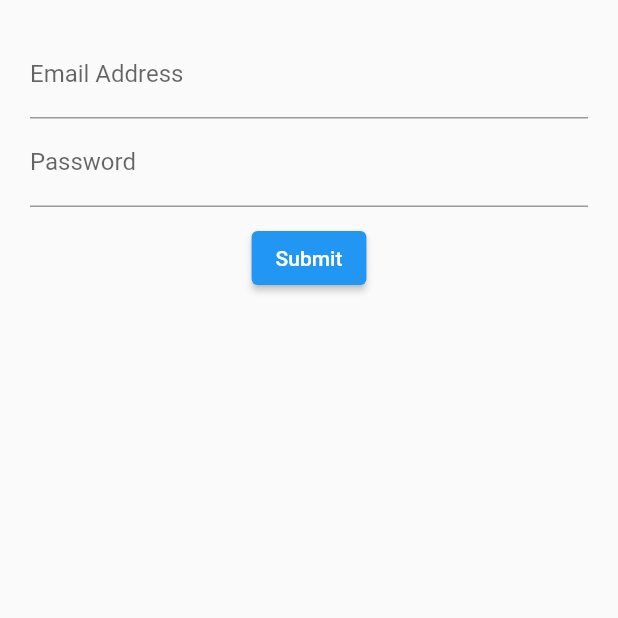
After one commit to sibanjar/flutter-3-learn, a Flutter app: the LoginWithBloc screen opened directly, on a phone screen of 412 x 824 dp, the top half of it. The commit adds this screen. Run offline on Flutter 3.47's test engine with Material 2 defaults, Android fonts, the phone set to English and light mode, and no system bars; our stand-ins replace sqflite, url_launcher_web; accounts and stored records are empty.

Commit message:
added bloc single global instance.

```diff
--- /dev/null
+++ b/lib/blocs/bloc.dart
@@ -0,0 +1,27 @@
+import 'dart:async';
+import 'validators.dart';
+
+// class Bloc extends Validators {
+// class Bloc with Validators {
+class Bloc extends Object with Validators {
+  final _email = StreamController<String>();
+  final _password = StreamController<String>();
+
+  // Add Data to Stream
+  // Stream<String> get email =>_email.stream;
+  Stream<String> get email =>_email.stream.transform(validateEmail);
+  // Stream<String> get password => _password.stream;
+  Stream<String> get password => _password.stream.transform(validatePassword);
+
+  // Change Data
+  Function(String) get changeEmail => _email.sink.add;
+  Function(String) get changePassword => _password.sink.add;
+
+  // close bloc -> convention cleanup
+  dispose(){
+    _email.close();
+    _password.close();
+  }
+}
+
+final bloc = Bloc(); // single global instance -> any dart file import this file will have access to this single instance -> bloc.
--- /dev/null
+++ b/lib/blocs/validators.dart
@@ -0,0 +1,23 @@
+import 'dart:async';
+
+class Validators {
+  final validateEmail = StreamTransformer<String,String>.fromHandlers(
+    handleData: (email,sink){
+      if(email.contains('@')){
+        sink.add(email);
+      }else{
+        sink.addError('Enter a valid email');
+      }
+    }
+  );
+
+  final validatePassword = StreamTransformer<String,String>.fromHandlers(
+    handleData: (password,sink){
+      if(password.length > 3){
+        sink.add(password);
+      }else{
+        sink.addError('Password must be at least 4 chars.');
+      }
+    }
+  );
+}
--- /dev/null
+++ b/lib/login_with_bloc/login_bloc.dart
@@ -0,0 +1,65 @@
+import 'package:flutter/material.dart';
+import '../blocs/bloc.dart';
+
+class LoginWithBloc extends StatelessWidget {
+  const LoginWithBloc({Key? key}) : super(key: key);
+
+  @override
+  Widget build(BuildContext context) {
+
+    return Scaffold(
+      body: Container(
+        margin: const EdgeInsets.all(20.0),
+        child: Column(
+          children: <Widget>[
+            emailField(),
+            passwordField(),
+            const SizedBox(height: 10,),
+            submitButton()
+          ],
+        ),
+      ),
+    );
+  }
+
+  Widget emailField(){
+    return StreamBuilder(
+        stream: bloc.email,
+        builder: (context,snapshot){ // snapshot -> contains what ever information come up on stream.
+          return TextField(
+            onChanged: bloc.changeEmail,
+            keyboardType: TextInputType.emailAddress,
+            decoration: InputDecoration(
+                hintText: 'you@example.com',
+                labelText: 'Email Address',
+                errorText: snapshot.error?.toString(),
+            ),
+          );
+        },
+    );
+  }
+
+  Widget passwordField(){
+    return StreamBuilder(
+      stream: bloc.password,
+      builder: (context,snapshot){
+        return TextField(
+          onChanged: bloc.changePassword,
+          decoration: InputDecoration(
+              hintText: 'Password',
+              labelText: 'Password',
+            errorText: snapshot.error?.toString(),
+          ),
+          obscureText: true,
+        );
+      },
+    );
+  }
+
+  Widget submitButton(){
+    return ElevatedButton(
+        onPressed: () {},
+        child: const Text('Submit')
+    );
+  }
+}
```
Also changed, not shown: dart_for_flutter/project/order_streamcontroller.dart (added, +37 -0 lines), lib/homepage.dart (+13 -1 lines).
